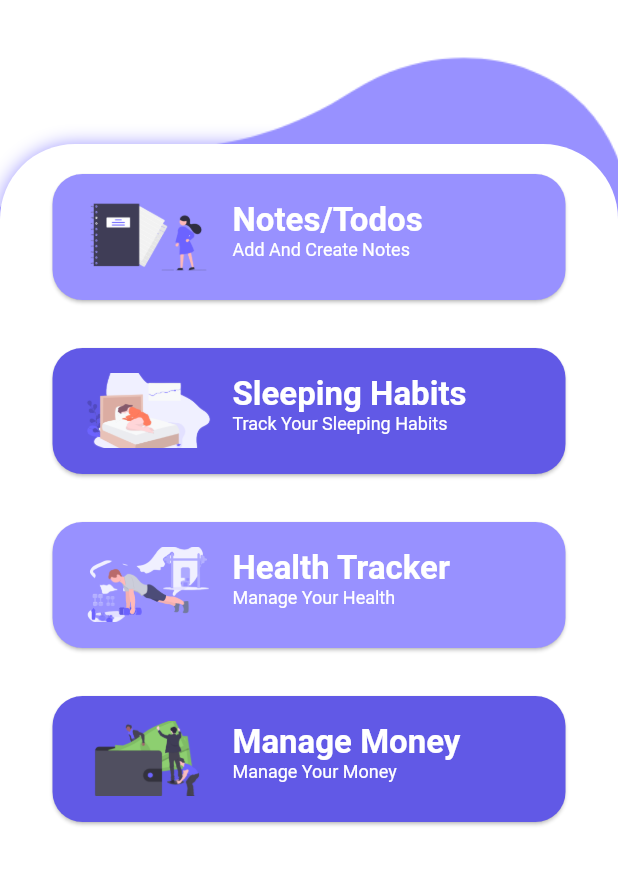
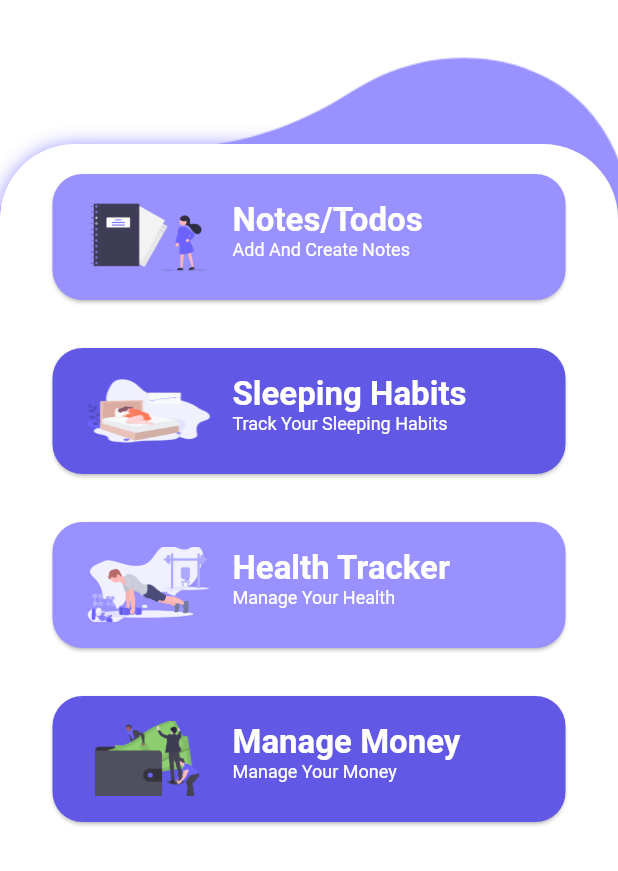
Before and after one commit to cmoral58/Studily-Sqflite-Login, a Flutter app: the HomePageBody screen opened directly, on a phone screen of 412 x 824 dp, the part 365-1236 px from its top. Run offline on Flutter 3.47's test engine with Material 2 defaults, Android fonts, the phone set to English and light mode, and no system bars; our stand-ins replace get_it, sqflite; accounts and stored records are empty.

Commit message:
Changed some stuff again

```diff
--- a/lib/pages/home/home_background.dart
+++ b/lib/pages/home/home_background.dart
@@ -22,11 +22,11 @@ class HomePageBackground extends StatelessWidget {
         card_bio: 'Add And Create Notes'),
     CardInfo(
         card_name: 'Sleeping Habits',
-        card_image: 'assets/undraw_sleep_analysis_o5f9-removebg-preview.png',
+        card_image: 'assets/undraw_sleep_analysis.png',
         card_bio: 'Track Your Sleeping Habits'),
     CardInfo(
         card_name: 'Health Tracker',
-        card_image: 'assets/undraw_healthy_habit_bh5w-removebg-preview.png',
+        card_image: 'assets/undraw_healthy_habit-removebg-preview.png',
         card_bio: 'Manage Your Health'),
     CardInfo(
         card_name: 'Manage Money',
@@ -201,7 +201,12 @@ class HomePageBackground extends StatelessWidget {
                     topLeft: Radius.circular(50),
                   ),
                 ),
-                child: Column(
+                child: SingleChildScrollView(
+                  scrollDirection: Axis.vertical,
+                  child: Row(
+                    mainAxisAlignment: MainAxisAlignment.center,
+                    children: <Widget>[
+                      Column(
                         children: <Widget>[
                           Column(
                             children: <Widget>[
@@ -223,7 +228,8 @@ class HomePageBackground extends StatelessWidget {
                                         child: Row(
                                           children: <Widget>[
                                             Padding(
-                                        padding: const EdgeInsets.all(6.0),
+                                              padding:
+                                                  const EdgeInsets.all(6.0),
                                               child: Container(
                                                 height: 50.0,
                                                 width: 100.0,
@@ -242,7 +248,8 @@ class HomePageBackground extends StatelessWidget {
                                                   CrossAxisAlignment.start,
                                               children: <Widget>[
                                                 Padding(
-                                            padding: EdgeInsets.only(top: 10.0),
+                                                  padding: EdgeInsets.only(
+                                                      top: 10.0),
                                                 ),
                                                 Text(
                                                   cardInfo[0].card_name,
@@ -291,14 +298,16 @@ class HomePageBackground extends StatelessWidget {
                                         child: Row(
                                           children: <Widget>[
                                             Padding(
-                                        padding: const EdgeInsets.all(6.0),
+                                              padding:
+                                                  const EdgeInsets.all(6.0),
                                               child: Container(
                                                 height: 50.0,
                                                 width: 100.0,
                                                 decoration: new BoxDecoration(
                                                   shape: BoxShape.rectangle,
                                                   image: new DecorationImage(
-                                              fit: BoxFit.cover,
+                                                    // fit: BoxFit.cover,
+                                                    fit: BoxFit.fill,
                                                     image: AssetImage(
                                                         cardInfo[1].card_image),
                                                   ),
@@ -310,7 +319,8 @@ class HomePageBackground extends StatelessWidget {
                                                   CrossAxisAlignment.start,
                                               children: <Widget>[
                                                 Padding(
-                                            padding: EdgeInsets.only(top: 10.0),
+                                                  padding: EdgeInsets.only(
+                                                      top: 10.0),
                                                 ),
                                                 Text(
                                                   cardInfo[1].card_name,
@@ -360,7 +370,8 @@ class HomePageBackground extends StatelessWidget {
                                         child: Row(
                                           children: <Widget>[
                                             Padding(
-                                        padding: const EdgeInsets.all(6.0),
+                                              padding:
+                                                  const EdgeInsets.all(6.0),
                                               child: Container(
                                                 height: 50.0,
                                                 width: 100.0,
@@ -379,7 +390,8 @@ class HomePageBackground extends StatelessWidget {
                                                   CrossAxisAlignment.start,
                                               children: <Widget>[
                                                 Padding(
-                                            padding: EdgeInsets.only(top: 10.0),
+                                                  padding: EdgeInsets.only(
+                                                      top: 10.0),
                                                 ),
                                                 Text(
                                                   cardInfo[2].card_name,
@@ -428,7 +440,8 @@ class HomePageBackground extends StatelessWidget {
                                         child: Row(
                                           children: <Widget>[
                                             Padding(
-                                        padding: const EdgeInsets.all(6.0),
+                                              padding:
+                                                  const EdgeInsets.all(6.0),
                                               child: Container(
                                                 height: 50.0,
                                                 width: 100.0,
@@ -447,7 +460,8 @@ class HomePageBackground extends StatelessWidget {
                                                   CrossAxisAlignment.start,
                                               children: <Widget>[
                                                 Padding(
-                                            padding: EdgeInsets.only(top: 10.0),
+                                                  padding: EdgeInsets.only(
+                                                      top: 10.0),
                                                 ),
                                                 Text(
                                                   cardInfo[3].card_name,
@@ -483,6 +497,9 @@ class HomePageBackground extends StatelessWidget {
                           )
                         ],
                       ),
+                    ],
+                  ),
+                ),
               ),
             ),
           ),
--- a/lib/pages/home/home_body.dart
+++ b/lib/pages/home/home_body.dart
@@ -1,7 +1,16 @@
 import 'package:Studily/pages/home/home_background.dart';
 import 'package:flutter/material.dart';
 
-class HomePageBody extends StatelessWidget {
+class HomePageBody extends StatefulWidget {
+  HomePageBody({Key key, this.title}) : super(key: key);
+
+  final String title;
+
+  @override
+  _HomePageBodyState createState() => _HomePageBodyState();
+}
+
+class _HomePageBodyState extends State<HomePageBody> {
   @override
   Widget build(BuildContext context) {
     return Stack(
@@ -23,7 +32,7 @@ class HomePageBody extends StatelessWidget {
               // Translucent menu item [child: Builder()]
               child: Builder(
                 builder: (context) => Ink(
-                  //     // Uncomment this to add accessability to the drawer
+                  // Uncomment this to add accessability to the drawer
 
                   //     // decoration: ShapeDecoration(
                   //     //   color: Colors.white.withOpacity(0.2),
@@ -58,104 +67,108 @@ class HomePageBody extends StatelessWidget {
             centerTitle: false,
             titleSpacing: 0,
           ),
-          drawer: Drawer(
-            child: Column(
-              children: <Widget>[
-                DrawerHeader(
-                  child: Container(
-                    height: 142,
-                    width: MediaQuery.of(context).size.width,
-                    child: Image.asset(
-                      "assets/Studily_avatar.png",
-                    ),
-                  ),
-                  decoration: BoxDecoration(
-                    // borderRadius: BorderRadius.all(Radius.circular(10)),
-                    borderRadius: BorderRadius.only(
-                      bottomRight: Radius.circular(50),
-                      bottomLeft: Radius.circular(50),
-                    ),
-                    color: Color(0xff6159E6),
-                  ),
-                ),
-                SizedBox(
-                  height: 40,
-                ),
-                GestureDetector(
-                  onTap: () {},
-                  child: Text(
-                    'Profile',
-                    style: TextStyle(
-                      fontFamily: 'Avenir',
-                      fontSize: 24,
-                      fontWeight: FontWeight.w700,
-                    ),
-                    textAlign: TextAlign.center,
-                  ),
-                ),
-                SizedBox(
-                  height: 45,
-                ),
-                GestureDetector(
-                  onTap: () {},
-                  child: Text(
-                    'Settings',
-                    style: TextStyle(
-                      fontFamily: 'Avenir',
-                      fontSize: 24,
-                      fontWeight: FontWeight.w700,
-                    ),
-                    textAlign: TextAlign.center,
-                  ),
-                ),
-                SizedBox(
-                  height: 45,
-                ),
-                Text(
-                  'About',
-                  style: TextStyle(
-                    fontFamily: 'Avenir',
-                    fontSize: 24,
-                    fontWeight: FontWeight.w700,
-                  ),
-                  textAlign: TextAlign.center,
-                ),
-                SizedBox(
-                  height: 45,
-                ),
-                Text(
-                  'Log Out',
-                  style: TextStyle(
-                    fontFamily: 'Avenir',
-                    fontSize: 24,
-                    fontWeight: FontWeight.w700,
-                  ),
-                  textAlign: TextAlign.center,
-                ),
-                SizedBox(
-                  height: 230,
-                ),
-                Material(
-                  borderRadius: BorderRadius.circular(500),
-                  child: InkWell(
-                    borderRadius: BorderRadius.circular(500),
-                    splashColor: Colors.black45,
-                    onTap: () {
-                      Navigator.of(context).pop();
-                    },
-                    child: CircleAvatar(
-                      radius: 20,
-                      backgroundColor: Color(0xff9891FF).withOpacity(0.6),
-                      child: Icon(
-                        Icons.arrow_back,
-                        color: Color(0xff6159E6),
-                      ),
-                    ),
-                  ),
-                ),
-              ],
-            ),
-          ),
+
+          // At this moment, the drawer is unused. To use the drawer just uncomment this
+          // and uncomment the menu button
+
+          // drawer: Drawer(
+          //   child: Column(
+          //     children: <Widget>[
+          //       DrawerHeader(
+          //         child: Container(
+          //           height: 142,
+          //           width: MediaQuery.of(context).size.width,
+          //           child: Image.asset(
+          //             "assets/Studily_avatar.png",
+          //           ),
+          //         ),
+          //         decoration: BoxDecoration(
+          //           // borderRadius: BorderRadius.all(Radius.circular(10)),
+          //           borderRadius: BorderRadius.only(
+          //             bottomRight: Radius.circular(50),
+          //             bottomLeft: Radius.circular(50),
+          //           ),
+          //           color: Color(0xff6159E6),
+          //         ),
+          //       ),
+          //       SizedBox(
+          //         height: 40,
+          //       ),
+          //       GestureDetector(
+          //         onTap: () {},
+          //         child: Text(
+          //           'Profile',
+          //           style: TextStyle(
+          //             fontFamily: 'Avenir',
+          //             fontSize: 24,
+          //             fontWeight: FontWeight.w700,
+          //           ),
+          //           textAlign: TextAlign.center,
+          //         ),
+          //       ),
+          //       SizedBox(
+          //         height: 45,
+          //       ),
+          //       GestureDetector(
+          //         onTap: () {},
+          //         child: Text(
+          //           'Settings',
+          //           style: TextStyle(
+          //             fontFamily: 'Avenir',
+          //             fontSize: 24,
+          //             fontWeight: FontWeight.w700,
+          //           ),
+          //           textAlign: TextAlign.center,
+          //         ),
+          //       ),
+          //       SizedBox(
+          //         height: 45,
+          //       ),
+          //       Text(
+          //         'About',
+          //         style: TextStyle(
+          //           fontFamily: 'Avenir',
+          //           fontSize: 24,
+          //           fontWeight: FontWeight.w700,
+          //         ),
+          //         textAlign: TextAlign.center,
+          //       ),
+          //       SizedBox(
+          //         height: 45,
+          //       ),
+          //       Text(
+          //         'Log Out',
+          //         style: TextStyle(
+          //           fontFamily: 'Avenir',
+          //           fontSize: 24,
+          //           fontWeight: FontWeight.w700,
+          //         ),
+          //         textAlign: TextAlign.center,
+          //       ),
+          //       SizedBox(
+          //         height: 230,
+          //       ),
+          //       Material(
+          //         borderRadius: BorderRadius.circular(500),
+          //         child: InkWell(
+          //           borderRadius: BorderRadius.circular(500),
+          //           splashColor: Colors.black45,
+          //           onTap: () {
+          //             Navigator.of(context).pop();
+          //           },
+          //           child: CircleAvatar(
+          //             radius: 20,
+          //             backgroundColor: Color(0xff9891FF).withOpacity(0.6),
+          //             child: Icon(
+          //               Icons.arrow_back,
+          //               color: Color(0xff6159E6),
+          //             ),
+          //           ),
+          //         ),
+          //       ),
+          //     ],
+          //   ),
+          // ),
         ),
       ],
     );
--- a/lib/pages/login/login_page.dart
+++ b/lib/pages/login/login_page.dart
@@ -70,18 +70,20 @@ class _LoginPageState extends State<LoginPage> implements LoginPageContract {
     var registerBtn = new Row(
       mainAxisAlignment: MainAxisAlignment.center,
       children: <Widget>[
+        Text(
+          "Don't have an account? ",
+          style: TextStyle(
+            color: Color(0xff6159E6),
+          ),
+        ),
         GestureDetector(
           onTap: _register,
           child: new Text(
-            "Don't have an account? ",
-            style: TextStyle(color: Color(0xff6159E6)),
+            "Sign Up",
+            style: TextStyle(
+                color: Color(0xff6159E6), fontWeight: FontWeight.bold),
           ),
         ),
-        Text(
-          "Sign Up",
-          style:
-              TextStyle(color: Color(0xff6159E6), fontWeight: FontWeight.bold),
-        )
       ],
     );
     var loginForm = new Column(
--- a/lib/pages/login/register.dart
+++ b/lib/pages/login/register.dart
@@ -32,6 +32,12 @@ class _RegisterPageState extends State<RegisterPage> {
     var registerBtn = new Row(
       mainAxisAlignment: MainAxisAlignment.center,
       children: <Widget>[
+        Text(
+          "Already have an account? ",
+          style: TextStyle(
+            color: Color(0xff6159E6),
+          ),
+        ),
         GestureDetector(
           onTap: () {
             Navigator.push(
@@ -42,15 +48,11 @@ class _RegisterPageState extends State<RegisterPage> {
             );
           },
           child: new Text(
-            "Already have an account? ",
-            style: TextStyle(color: Color(0xff6159E6)),
+            "Sign In",
+            style: TextStyle(
+                color: Color(0xff6159E6), fontWeight: FontWeight.bold),
           ),
         ),
-        Text(
-          "Sign In",
-          style:
-              TextStyle(color: Color(0xff6159E6), fontWeight: FontWeight.bold),
-        )
       ],
     );
     var loginForm = new Column(
--- a/pubspec.yaml
+++ b/pubspec.yaml
@@ -30,6 +30,7 @@ dependencies:
   easy_dialog: ^1.0.5
   syncfusion_flutter_calendar: ^18.3.40
   get_it: ^5.0.1
+  bottom_navy_bar: ^5.5.0
 
 dev_dependencies:
   flutter_test:
```
Also changed, not shown: assets/undraw_healthy_habit-removebg-preview.png (added), assets/undraw_healthy_habit.png (renamed from assets/undraw_healthy_habit_bh5w.png), assets/undraw_healthy_habit_bh5w-removebg-preview.png (deleted), assets/undraw_sleep_analysis.png (added), assets/undraw_sleep_analysis_o5f9-removebg-preview.png (deleted), pubspec.lock, 1 other file. Lines whose indentation alone changed are shown as unchanged.
